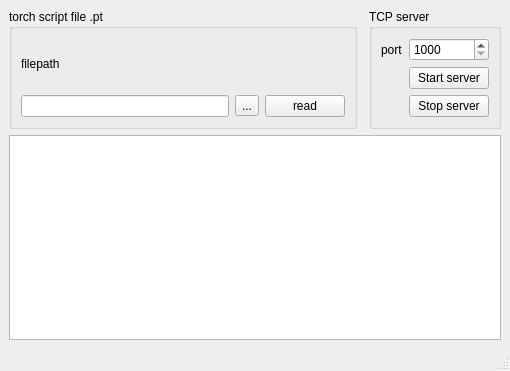
broken-kerosene/RADAR_repo, file server_app/server_app/myservermain.ui: the form before one commit.
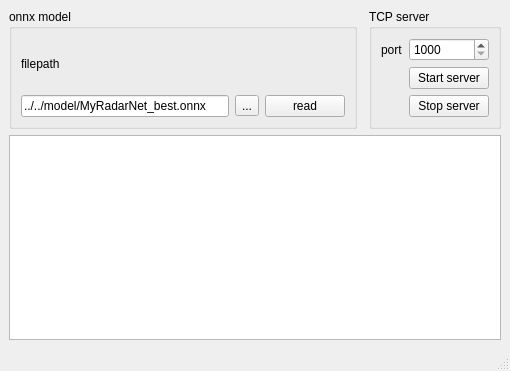
The form after the commit.

Commit message:
feat: started work on a modelClass
Начал работу над классом для модели.

The edit to the form file:
```diff
--- a/server_app/server_app/myservermain.ui
+++ b/server_app/server_app/myservermain.ui
@@ -58,7 +58,7 @@
     <item row="0" column="0">
      <widget class="QGroupBox" name="groupBox_2">
       <property name="title">
-       <string>torch script file .pt</string>
+       <string>onnx model</string>
       </property>
       <layout class="QGridLayout" name="gridLayout_3">
        <item row="1" column="2">
@@ -76,7 +76,11 @@
         </widget>
        </item>
        <item row="1" column="0">
-        <widget class="QLineEdit" name="leReadModel"/>
+        <widget class="QLineEdit" name="leReadModel">
+         <property name="text">
+          <string>../../model/MyRadarNet_best.onnx</string>
+         </property>
+        </widget>
        </item>
        <item row="0" column="0">
         <widget class="QLabel" name="label_2">
```
The commit also changes 6 other files.
